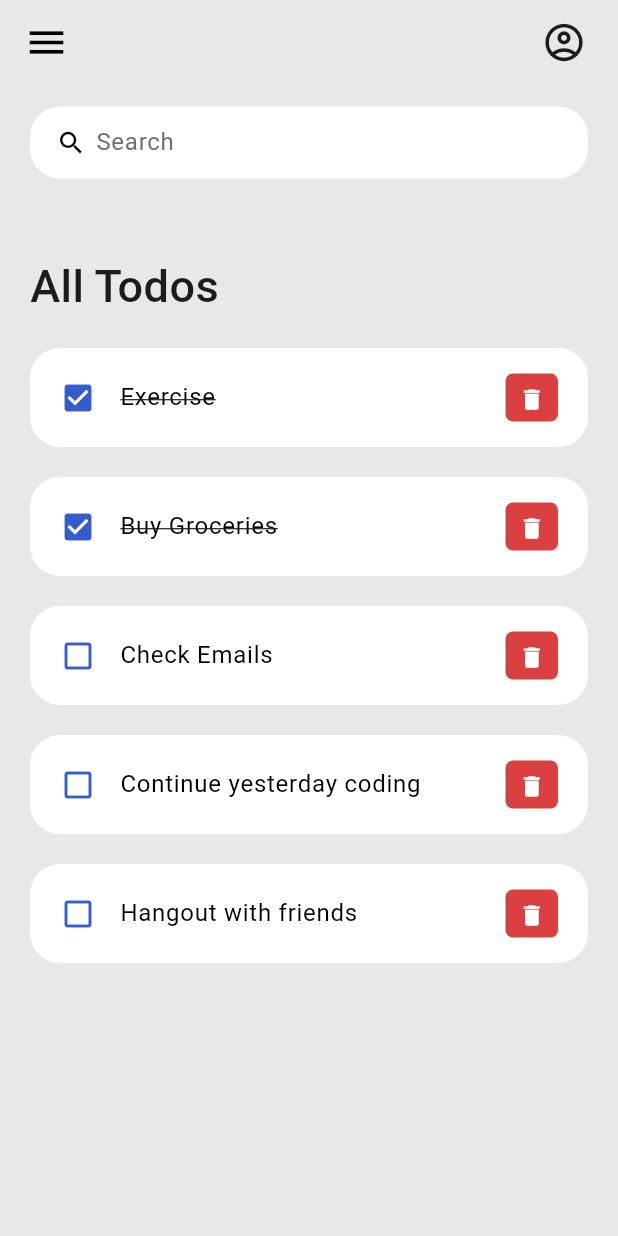
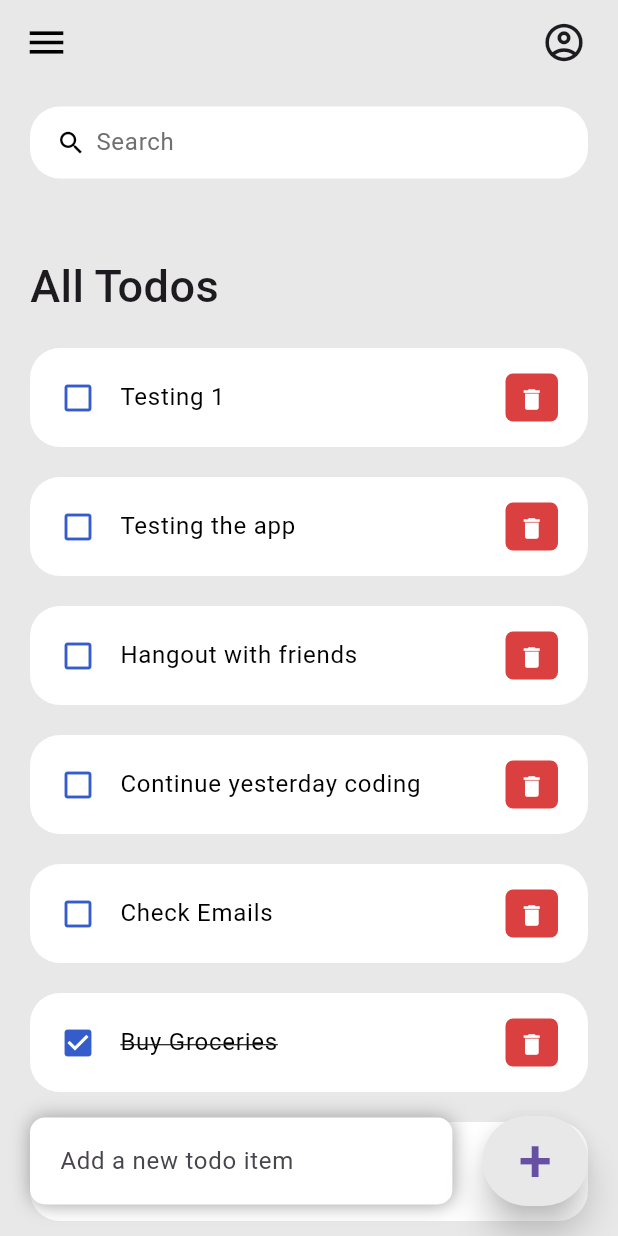
Before and after one commit to H4DRI165/todo_app, a Flutter app: the screen it shows after launch, on a phone screen of 412 x 824 dp. Run offline on Flutter 3.47's test engine with Material 3 defaults, Android fonts, the phone set to English and light mode, and no system bars.

Commit message:
Finish tutorial guide

```diff
--- a/lib/main.dart
+++ b/lib/main.dart
@@ -12,7 +12,7 @@ class MyApp extends StatelessWidget {
   @override
   Widget build(BuildContext context) {
     SystemChrome.setSystemUIOverlayStyle(
-        SystemUiOverlayStyle(statusBarColor: Colors.transparent));
+        const SystemUiOverlayStyle(statusBarColor: Colors.transparent));
     return MaterialApp(
       debugShowCheckedModeBanner: false,
       title: 'ToDo App',
--- a/lib/model/todo.dart
+++ b/lib/model/todo.dart
@@ -1,5 +1,3 @@
-import 'package:flutter/cupertino.dart';
-
 class ToDo {
   String? id;
   String? todoText;
@@ -23,6 +21,14 @@ class ToDo {
         id: '05',
         todoText: 'Hangout with friends',
       ),
+      ToDo(
+        id: '06',
+        todoText: 'Testing the app',
+      ),
+      ToDo(
+        id: '07',
+        todoText: 'Testing 1',
+      ),
     ];
   }
 }
--- a/lib/screen/Home.dart
+++ b/lib/screen/Home.dart
@@ -3,18 +3,33 @@ import '../model/todo.dart';
 import '../widgets/todo_item.dart';
 import '../constants/colours.dart';
 
-class Home extends StatelessWidget {
+class Home extends StatefulWidget {
   Home({super.key});
 
+  @override
+  State<Home> createState() => _HomeState();
+}
+
+class _HomeState extends State<Home> {
   final todosList = ToDo.todoList();
+  final _todoController = TextEditingController();
+  List<ToDo> _foundItem = [];
+
+  @override
+  void initState() {
+    _foundItem = todosList;
+    super.initState();
+  }
 
   @override
   Widget build(BuildContext context) {
     return Scaffold(
       backgroundColor: bgColor,
       appBar: _buildAppBar(),
-      body: Container(
-        padding: EdgeInsets.symmetric(horizontal: 20, vertical: 15),
+      body: Stack(
+        children: [
+          Container(
+            padding: const EdgeInsets.symmetric(horizontal: 20, vertical: 15),
             child: Column(
               children: [
                 searchBox(),
@@ -22,33 +37,133 @@ class Home extends StatelessWidget {
                   child: ListView(
                     children: [
                       Container(
-                    margin: EdgeInsets.only(top: 50, bottom: 20),
-                    child: Text(
+                        margin: const EdgeInsets.only(top: 50, bottom: 20),
+                        child: const Text(
                           'All Todos',
-                      style:
-                          TextStyle(fontSize: 30, fontWeight: FontWeight.w500),
+                          style: TextStyle(
+                              fontSize: 30, fontWeight: FontWeight.w500),
                         ),
                       ),
-
-                  for (ToDo todoo in todosList)
-                  ToDoItem(todo: todoo,),
+                      for (ToDo todoo in _foundItem.reversed)
+                        ToDoItem(
+                          todo: todoo,
+                          onToDoChanged: _handleChange,
+                          onDeleteItem: _deleteItem,
+                        ),
                     ],
                   ),
                 )
               ],
             ),
           ),
+          Align(
+            alignment: Alignment.bottomCenter,
+            child: Row(
+              children: [
+                Expanded(
+                  child: Container(
+                    margin: EdgeInsets.only(
+                      bottom: 20,
+                      right: 20,
+                      left: 20,
+                    ),
+                    padding: EdgeInsets.symmetric(horizontal: 20, vertical: 5),
+                    decoration: BoxDecoration(
+                      color: Colors.white,
+                      boxShadow: const [
+                        BoxShadow(
+                          color: Colors.grey,
+                          offset: Offset(0.0, 0.0),
+                          blurRadius: 10.0,
+                          spreadRadius: 0.0,
+                        ),
+                      ],
+                      borderRadius: BorderRadius.circular(10),
+                    ),
+                    child: TextField(
+                      controller: _todoController,
+                      decoration: InputDecoration(
+                        hintText: 'Add a new todo item',
+                        border: InputBorder.none,
+                      ),
+                    ),
+                  ),
+                ),
+                Container(
+                  margin: EdgeInsets.only(
+                    bottom: 20,
+                    right: 20,
+                  ),
+                  child: ElevatedButton(
+                    child: Text(
+                      '+',
+                      style: TextStyle(
+                        fontSize: 40,
+                      ),
+                    ),
+                    onPressed: () {
+                      _addItem(_todoController.text);
+                    },
+                    style: ElevatedButton.styleFrom(
+                      backgroundColor: bgColor,
+                      minimumSize: Size(60, 60),
+                      elevation: 10,
+                    ),
+                  ),
+                )
+              ],
+            ),
+          ),
+        ],
+      ),
     );
+  }
+
+  void _addItem(String todo) {
+    setState(() {
+      todosList.add(ToDo(
+          id: DateTime.now().millisecondsSinceEpoch.toString(),
+          todoText: todo));
+    });
+    _todoController.clear();
+  }
+
+  void _handleChange(ToDo todo) {
+    setState(() {
+      todo.isDone = !todo.isDone;
+    });
+  }
+
+  void _deleteItem(String id) {
+    setState(() {
+      todosList.removeWhere((item) => item.id == id);
+    });
+  }
+
+  void _runSearch(String enteredName) {
+    List<ToDo> results = [];
+    if (enteredName.isEmpty) {
+      results = todosList;
+    } else {
+      results = todosList
+          .where((item) =>
+              item.todoText!.toLowerCase().contains(enteredName.toLowerCase()))
+          .toList();
+    }
+    setState(() {
+      _foundItem = results;
+    });
   }
 
   Widget searchBox() {
     return Container(
-      padding: EdgeInsets.symmetric(horizontal: 15),
+      padding: const EdgeInsets.symmetric(horizontal: 15),
       decoration: BoxDecoration(
         color: Colors.white,
         borderRadius: BorderRadius.circular(20),
       ),
       child: TextField(
+        onChanged: (value) => _runSearch(value),
         decoration: InputDecoration(
           contentPadding: EdgeInsets.all(0),
           prefixIcon: Icon(
@@ -72,13 +187,15 @@ class Home extends StatelessWidget {
     return AppBar(
       elevation: 0,
       backgroundColor: bgColor,
-      title: Row(mainAxisAlignment: MainAxisAlignment.spaceBetween, children: [
+      title: const Row(
+          mainAxisAlignment: MainAxisAlignment.spaceBetween,
+          children: [
             Icon(
               Icons.menu,
               color: Colors.black,
               size: 30,
             ),
-        Container(
+            SizedBox(
               height: 40,
               width: 40,
               child: ClipRect(
--- a/lib/widgets/todo_item.dart
+++ b/lib/widgets/todo_item.dart
@@ -4,37 +4,43 @@ import '../constants/colours.dart';
 
 class ToDoItem extends StatelessWidget {
   final ToDo todo;
+  final onToDoChanged;
+  final onDeleteItem;
 
-  const ToDoItem({super.key, required this.todo});
+  const ToDoItem(
+      {super.key,
+      required this.todo,
+      required this.onToDoChanged,
+      required this.onDeleteItem});
 
   @override
   Widget build(BuildContext context) {
     return Container(
-      margin: EdgeInsets.only(bottom: 20),
+      margin: const EdgeInsets.only(bottom: 20),
       child: ListTile(
         onTap: () {
-          print('Clicked');
+          onToDoChanged(todo);
         },
         shape: RoundedRectangleBorder(
           borderRadius: BorderRadius.circular(20),
         ),
-        contentPadding: EdgeInsets.symmetric(horizontal: 20, vertical: 5),
+        contentPadding: const EdgeInsets.symmetric(horizontal: 20, vertical: 5),
         tileColor: Colors.white,
         leading: Icon(
-          todo.isDone? Icons.check_box : Icons.check_box_outline_blank,
+          todo.isDone ? Icons.check_box : Icons.check_box_outline_blank,
           color: blue,
         ),
         title: Text(
           todo.todoText!,
           style: TextStyle(
-              fontSize: 16,
-              color: black,
-              decoration: todo.isDone? TextDecoration.lineThrough : null,
+            fontSize: 16,
+            color: black,
+            decoration: todo.isDone ? TextDecoration.lineThrough : null,
           ),
         ),
         trailing: Container(
-          padding: EdgeInsets.all(0),
-          margin: EdgeInsets.symmetric(vertical: 12),
+          padding: const EdgeInsets.all(0),
+          margin: const EdgeInsets.symmetric(vertical: 12),
           height: 35,
           width: 35,
           decoration: BoxDecoration(
@@ -44,9 +50,9 @@ class ToDoItem extends StatelessWidget {
           child: IconButton(
             color: Colors.white,
             iconSize: 18,
-            icon: Icon(Icons.delete),
+            icon: const Icon(Icons.delete),
             onPressed: () {
-              print('Delete clicked');
+              onDeleteItem(todo.id);
             },
           ),
         ),
```
Lines whose indentation alone changed are shown as unchanged.
